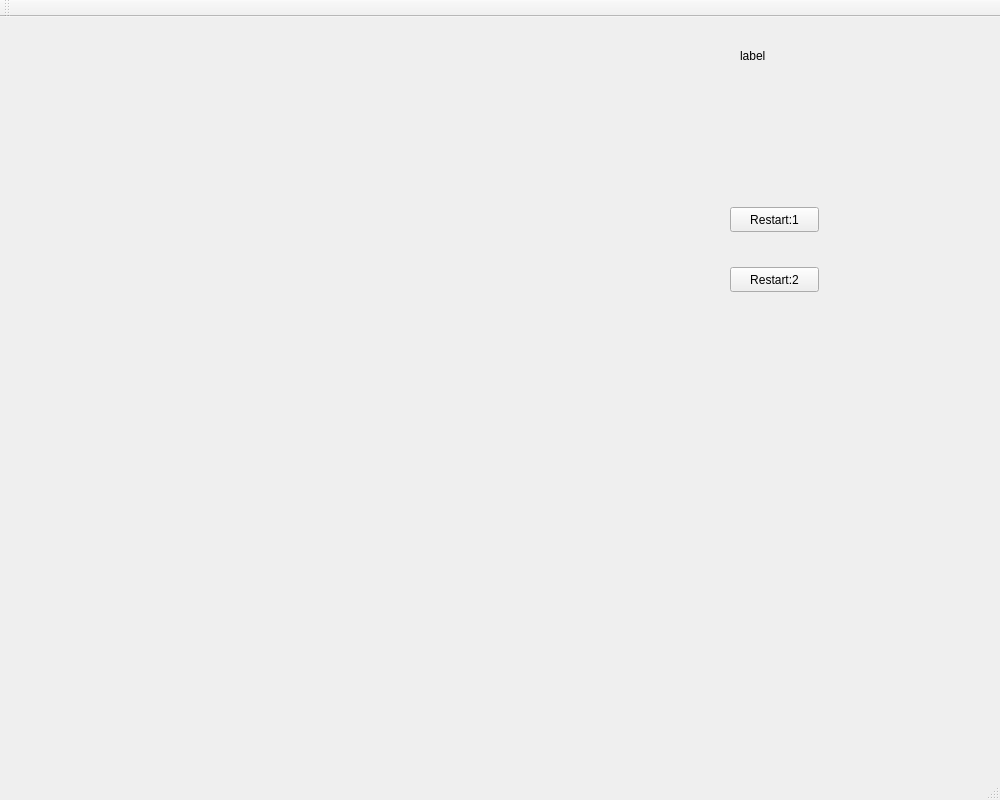
The window that mainwindow.ui (Msiciots/sokoban) describes before a commit, drawn with Qt 5.
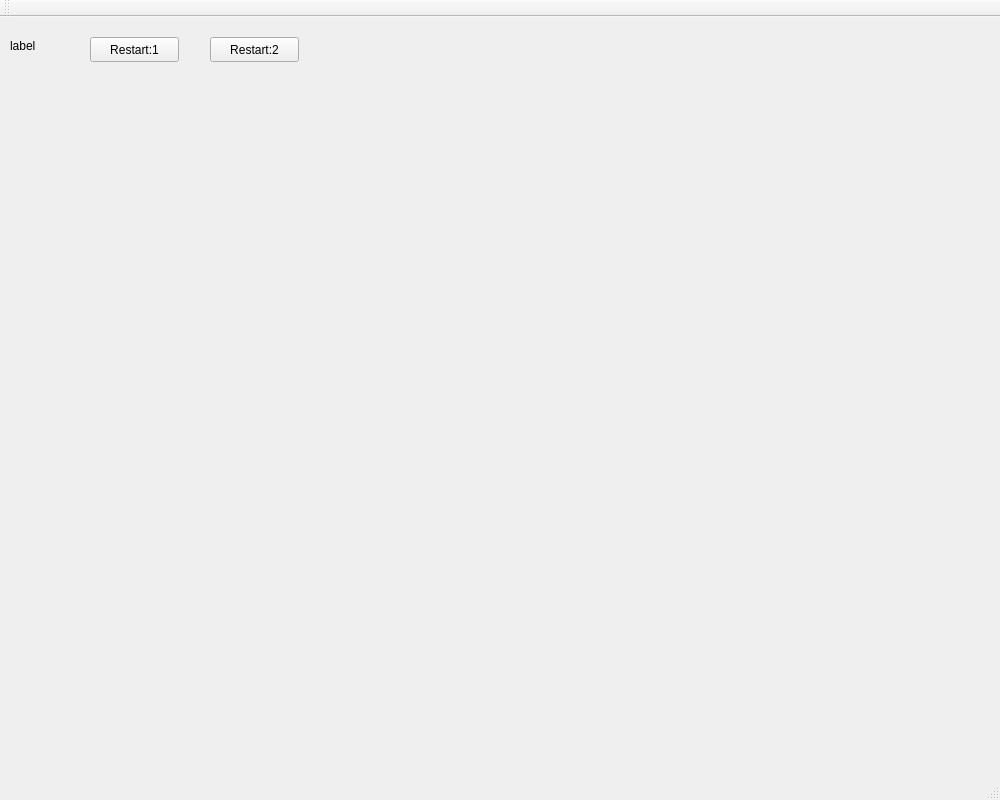
The same window after the commit.

Commit message: adjuect the widgets

Diff of the .ui file:
```diff
--- a/mainwindow.ui
+++ b/mainwindow.ui
@@ -17,8 +17,8 @@
    <widget class="QPushButton" name="Start">
     <property name="geometry">
      <rect>
-      <x>730</x>
-      <y>190</y>
+      <x>90</x>
+      <y>20</y>
       <width>89</width>
       <height>25</height>
      </rect>
@@ -30,8 +30,8 @@
    <widget class="QPushButton" name="Restart">
     <property name="geometry">
      <rect>
-      <x>730</x>
-      <y>250</y>
+      <x>210</x>
+      <y>20</y>
       <width>89</width>
       <height>25</height>
      </rect>
@@ -43,8 +43,8 @@
    <widget class="QLabel" name="label">
     <property name="geometry">
      <rect>
-      <x>740</x>
-      <y>30</y>
+      <x>10</x>
+      <y>20</y>
       <width>67</width>
       <height>17</height>
      </rect>
```
